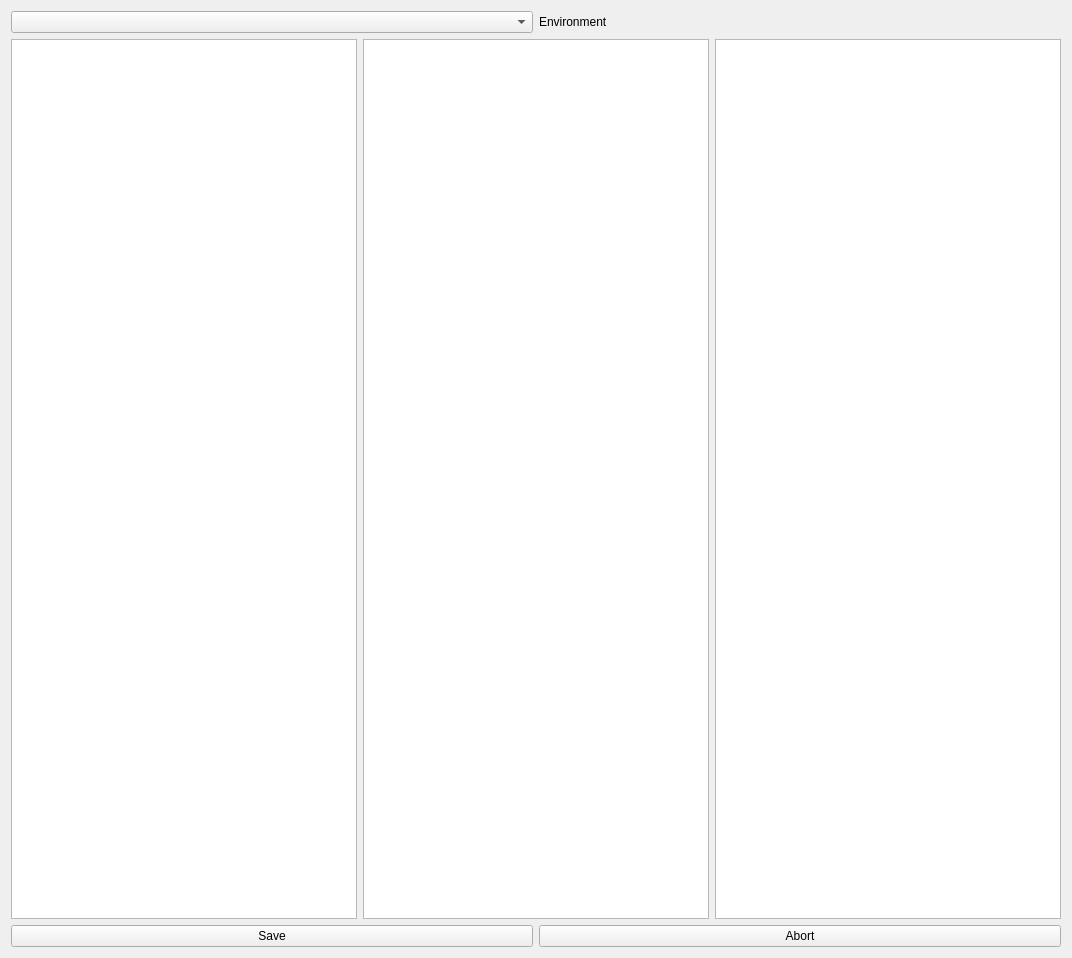
The window that DBPARAMS.ui (doubsman/DBAlbums) describes before a commit, drawn with Qt 5.
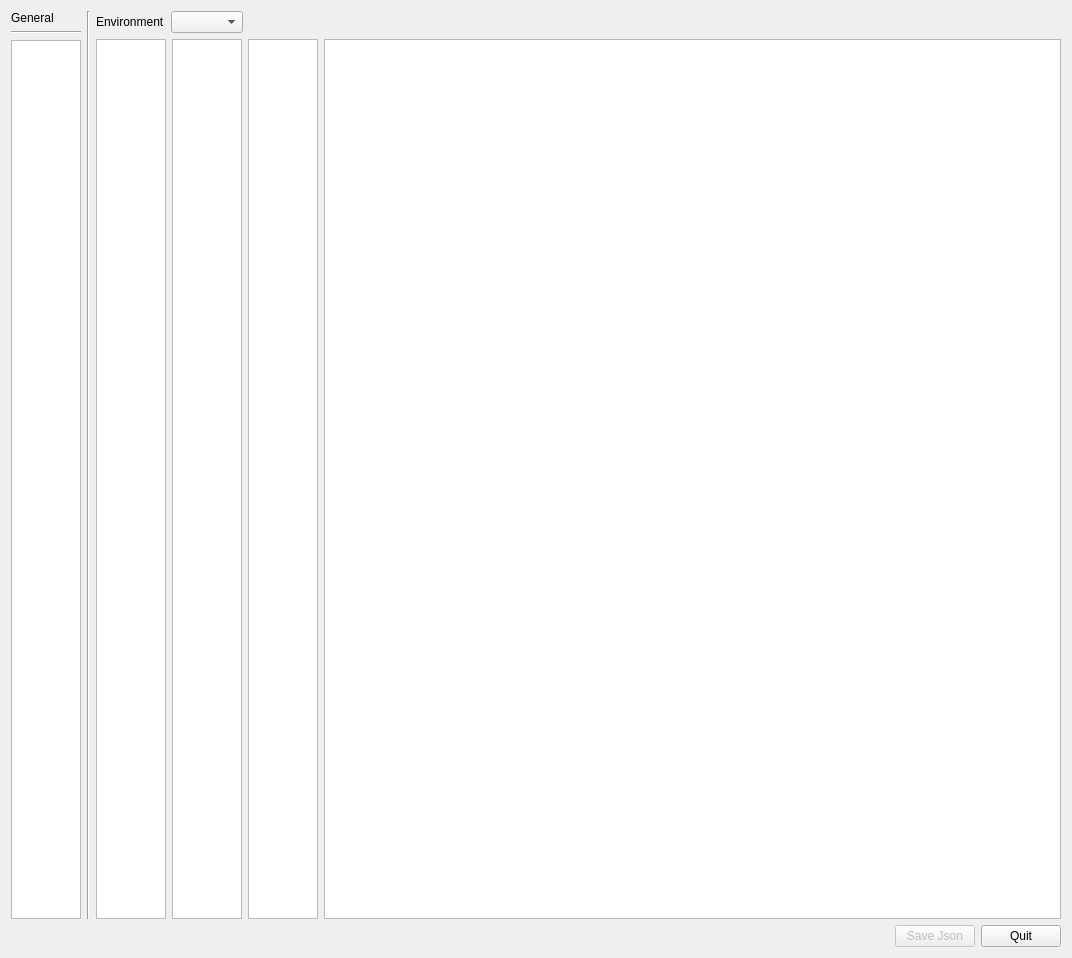
The same window after the commit.

Commit message: 1.65 news gui parameters

What changed in the file:
```diff
--- a/DBPARAMS.ui
+++ b/DBPARAMS.ui
@@ -17,51 +17,168 @@
    <item row="0" column="0">
     <layout class="QVBoxLayout" name="verticalLayout">
      <item>
-      <layout class="QHBoxLayout" name="horizontalLayout"/>
-     </item>
-     <item>
-      <layout class="QHBoxLayout" name="horizontalLayoutprepare">
+      <layout class="QHBoxLayout" name="horizontalLayout">
        <property name="sizeConstraint">
-        <enum>QLayout::SetMinimumSize</enum>
+        <enum>QLayout::SetDefaultConstraint</enum>
        </property>
        <item>
-        <widget class="QComboBox" name="comboBox_Envt"/>
+        <layout class="QVBoxLayout" name="verticalLayoutenvt">
+         <property name="sizeConstraint">
+          <enum>QLayout::SetMinimumSize</enum>
+         </property>
+         <item>
+          <widget class="QLabel" name="label">
+           <property name="text">
+            <string>General</string>
+           </property>
+          </widget>
+         </item>
+         <item>
+          <widget class="Line" name="line_2">
+           <property name="orientation">
+            <enum>Qt::Horizontal</enum>
+           </property>
+          </widget>
+         </item>
+         <item>
+          <widget class="QTableWidget" name="tableWidget_general">
+           <property name="sizePolicy">
+            <sizepolicy hsizetype="Minimum" vsizetype="Expanding">
+             <horstretch>0</horstretch>
+             <verstretch>0</verstretch>
+            </sizepolicy>
+           </property>
+           <property name="sizeAdjustPolicy">
+            <enum>QAbstractScrollArea::AdjustToContents</enum>
+           </property>
+          </widget>
+         </item>
+        </layout>
        </item>
        <item>
-        <widget class="QLabel" name="lab_envt">
-         <property name="text">
-          <string>Environment</string>
+        <widget class="Line" name="line">
+         <property name="orientation">
+          <enum>Qt::Vertical</enum>
          </property>
         </widget>
        </item>
-      </layout>
-     </item>
-     <item>
-      <layout class="QHBoxLayout" name="horizontalLayoutrelease">
        <item>
-        <widget class="QTableView" name="tableView_envt"/>
-       </item>
-       <item>
-        <widget class="QTableView" name="tableView_category"/>
-       </item>
-       <item>
-        <widget class="QTableView" name="tableView_listcategory"/>
+        <layout class="QVBoxLayout" name="verticalLayout_7">
+         <item>
+          <layout class="QHBoxLayout" name="horizontalLayoutcombo">
+           <property name="sizeConstraint">
+            <enum>QLayout::SetMinimumSize</enum>
+           </property>
+           <item>
+            <widget class="QLabel" name="lab_envt">
+             <property name="text">
+              <string>Environment</string>
+             </property>
+            </widget>
+           </item>
+           <item>
+            <widget class="QComboBox" name="comboBox_Envt"/>
+           </item>
+           <item>
+            <spacer name="horizontalSpacer_3">
+             <property name="orientation">
+              <enum>Qt::Horizontal</enum>
+             </property>
+             <property name="sizeHint" stdset="0">
+              <size>
+               <width>40</width>
+               <height>20</height>
+              </size>
+             </property>
+            </spacer>
+           </item>
+          </layout>
+         </item>
+         <item>
+          <layout class="QHBoxLayout" name="horizontalLayoutrelease">
+           <item>
+            <widget class="QTableWidget" name="tableWidget_envt">
+             <property name="enabled">
+              <bool>true</bool>
+             </property>
+             <property name="sizePolicy">
+              <sizepolicy hsizetype="Minimum" vsizetype="Expanding">
+               <horstretch>0</horstretch>
+               <verstretch>0</verstretch>
+              </sizepolicy>
+             </property>
+             <property name="sizeAdjustPolicy">
+              <enum>QAbstractScrollArea::AdjustToContents</enum>
+             </property>
+             <property name="alternatingRowColors">
+              <bool>false</bool>
+             </property>
+            </widget>
+           </item>
+           <item>
+            <widget class="QTableWidget" name="tableWidget_category">
+             <property name="sizePolicy">
+              <sizepolicy hsizetype="Minimum" vsizetype="Expanding">
+               <horstretch>0</horstretch>
+               <verstretch>0</verstretch>
+              </sizepolicy>
+             </property>
+             <property name="sizeAdjustPolicy">
+              <enum>QAbstractScrollArea::AdjustToContents</enum>
+             </property>
+            </widget>
+           </item>
+           <item>
+            <widget class="QTableWidget" name="tableWidget_listcategory">
+             <property name="sizePolicy">
+              <sizepolicy hsizetype="Minimum" vsizetype="Expanding">
+               <horstretch>0</horstretch>
+               <verstretch>0</verstretch>
+              </sizepolicy>
+             </property>
+             <property name="sizeAdjustPolicy">
+              <enum>QAbstractScrollArea::AdjustToContents</enum>
+             </property>
+            </widget>
+           </item>
+           <item>
+            <widget class="QTableWidget" name="tableWidget_infos"/>
+           </item>
+          </layout>
+         </item>
+        </layout>
        </item>
       </layout>
      </item>
      <item>
       <layout class="QHBoxLayout" name="horizontalLayoutcommands">
+       <item>
+        <spacer name="horizontalSpacer">
+         <property name="orientation">
+          <enum>Qt::Horizontal</enum>
+         </property>
+         <property name="sizeHint" stdset="0">
+          <size>
+           <width>40</width>
+           <height>20</height>
+          </size>
+         </property>
+        </spacer>
+       </item>
        <item>
         <widget class="QPushButton" name="btn_save">
+         <property name="enabled">
+          <bool>false</bool>
+         </property>
          <property name="text">
-          <string>Save</string>
+          <string>Save Json</string>
          </property>
         </widget>
        </item>
        <item>
         <widget class="QPushButton" name="btn_quit">
          <property name="text">
-          <string>Abort</string>
+          <string>Quit</string>
          </property>
         </widget>
        </item>
```
Left out of the diff: 4 changed lines with no effect on the pictures. The commit also changes 4 other files.
